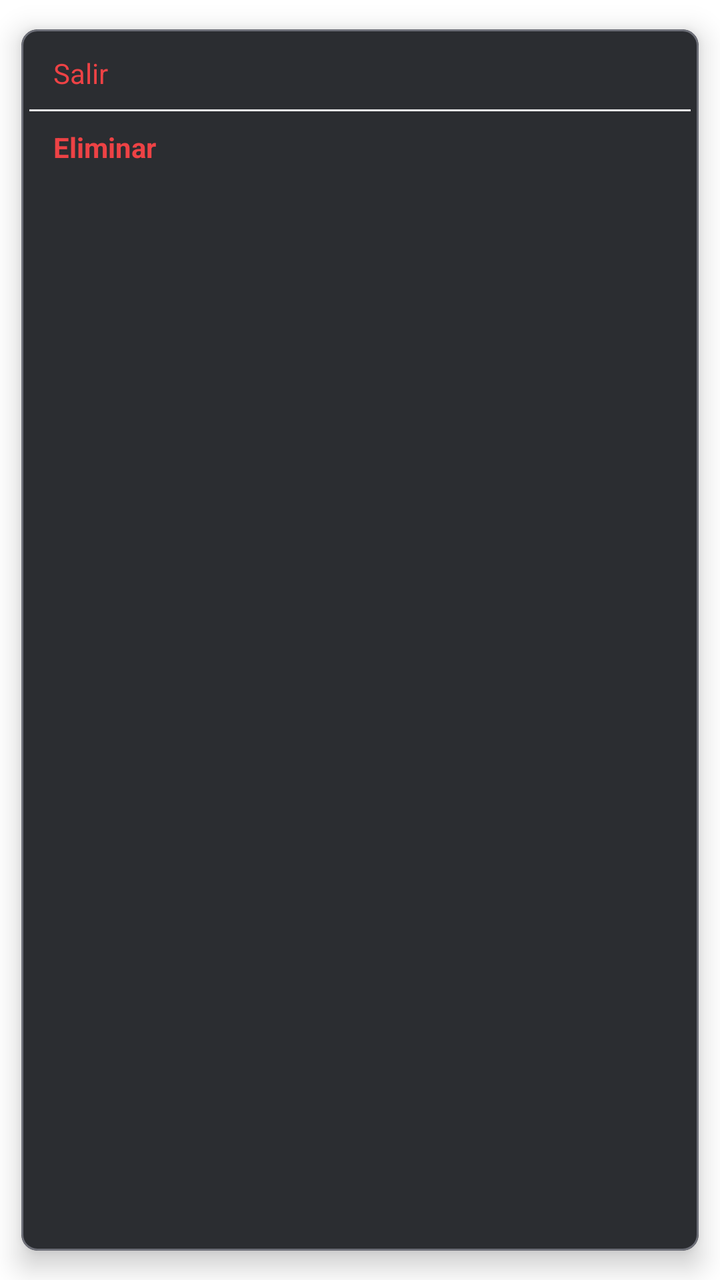
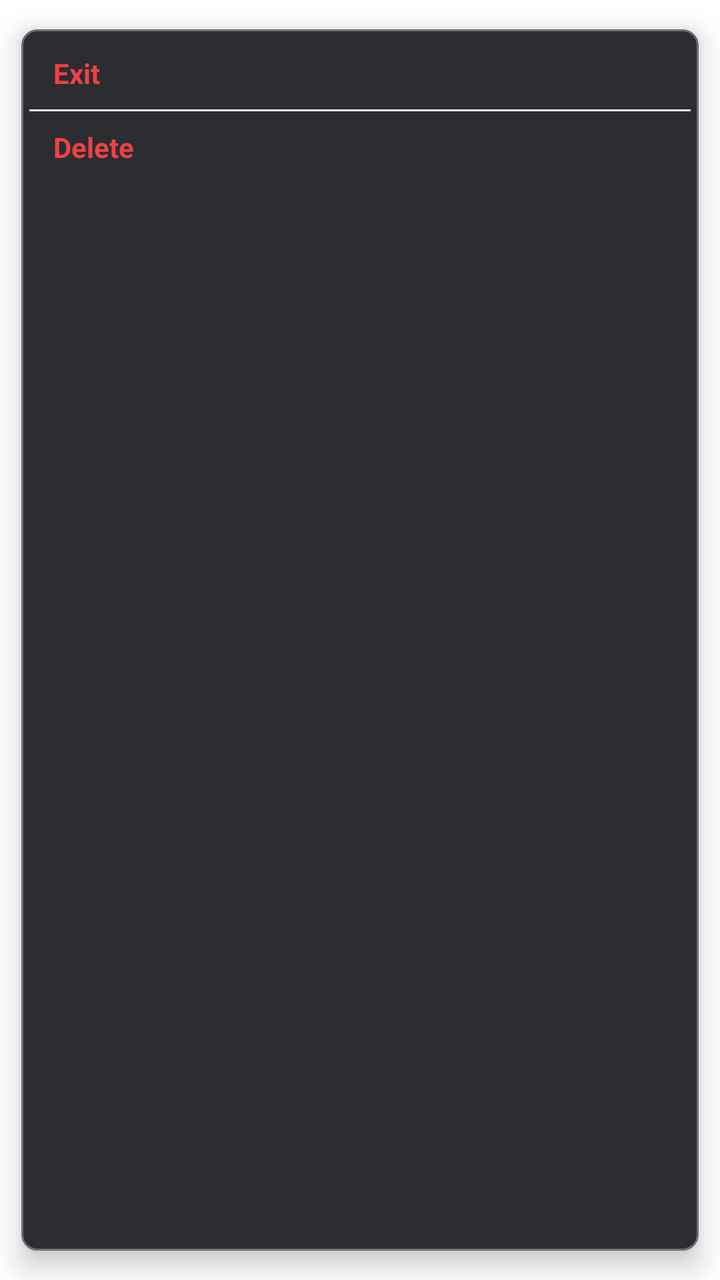

Compare the two renders of this Android layout. The source of the first and the diff that turns it into the second are given below.
<!-- AndroidManifest.xml: application theme Theme.Androidfrontendlinkoria -->
<!-- res/layout/layout_popup_server_setting.xml -->
<?xml version="1.0" encoding="utf-8"?>
<com.google.android.material.card.MaterialCardView xmlns:android="http://schemas.android.com/apk/res/android"
    xmlns:app="http://schemas.android.com/apk/res-auto"
    android:layout_width="120dp"
    android:layout_height="wrap_content"
    app:cardCornerRadius="8dp"
    app:cardElevation="8dp"
    app:strokeColor="@color/nav_item_color"
    app:strokeWidth="1dp"
    app:cardBackgroundColor="@color/bg_popup"
    app:cardUseCompatPadding="true">

    <androidx.constraintlayout.widget.ConstraintLayout
        android:layout_width="match_parent"
        android:layout_height="wrap_content"
        android:minWidth="120dp"
        android:padding="4dp">

        <TextView
            android:id="@+id/btn_leave_server"
            android:layout_width="0dp"
            android:layout_height="36dp"
            android:background="?attr/selectableItemBackground"
            android:clickable="true"
            android:focusable="true"
            android:gravity="center_vertical"
            android:paddingHorizontal="12dp"
            android:text="Salir"
            android:textColor="@color/btn_danger"
            android:textSize="14sp"
            app:layout_constraintEnd_toEndOf="parent"
            app:layout_constraintStart_toStartOf="parent"
            app:layout_constraintTop_toTopOf="parent" />

        <View
            android:id="@+id/divider"
            android:layout_width="0dp"
            android:layout_height="1dp"
            android:background="@color/ic_default"
            app:layout_constraintEnd_toEndOf="parent"
            app:layout_constraintStart_toStartOf="parent"
            app:layout_constraintTop_toBottomOf="@id/btn_leave_server" />

        <TextView
            android:id="@+id/btn_delete_server"
            android:layout_width="0dp"
            android:layout_height="36dp"
            android:background="?attr/selectableItemBackground"
            android:clickable="true"
            android:focusable="true"
            android:gravity="center_vertical"
            android:paddingHorizontal="12dp"
            android:text="Eliminar"
            android:textColor="@color/btn_danger"
            android:textSize="14sp"
            android:textStyle="bold"
            app:layout_constraintBottom_toBottomOf="parent"
            app:layout_constraintEnd_toEndOf="parent"
            app:layout_constraintStart_toStartOf="parent"
            app:layout_constraintTop_toBottomOf="@id/divider" />

    </androidx.constraintlayout.widget.ConstraintLayout>

</com.google.android.material.card.MaterialCardView>
<!-- resources referenced by this layout -->
<resources>
  <color name="bg_popup">#2B2D31</color>
  <color name="btn_danger">#ED4245</color>
  <color name="ic_default">#E6FFFFFF</color>
  <style name="Theme.Androidfrontendlinkoria" parent="Theme.MaterialComponents.DayNight.NoActionBar">
          
          <item name="colorPrimary">@color/primary_blue</item>
          <item name="colorPrimaryVariant">@color/purple_700</item>
          <item name="colorOnPrimary">@color/white</item>
          
          <item name="colorSecondary">@color/teal_200</item>
          <item name="colorSecondaryVariant">@color/teal_700</item>
          <item name="colorOnSecondary">@color/black</item>
          
          <item name="android:statusBarColor">?attr/colorPrimaryVariant</item>
          
      </style>
  <color name="primary_blue">#5865F2</color>
  <color name="purple_700">#3700B3</color>
  <color name="white">#FFFFFF</color>
  <color name="teal_200">#03DAC5</color>
  <color name="teal_700">#018786</color>
  <color name="black">#000000</color>
</resources>

<!-- the commit's change to res/layout/layout_popup_server_setting.xml (unified diff, before → after) -->
@@ -25,7 +25,8 @@
             android:focusable="true"
             android:gravity="center_vertical"
             android:paddingHorizontal="12dp"
-            android:text="Salir"
+            android:text="Exit"
+            android:textStyle="bold"
             android:textColor="@color/btn_danger"
             android:textSize="14sp"
             app:layout_constraintEnd_toEndOf="parent"
@@ -50,7 +51,7 @@
             android:focusable="true"
             android:gravity="center_vertical"
             android:paddingHorizontal="12dp"
-            android:text="Eliminar"
+            android:text="Delete"
             android:textColor="@color/btn_danger"
             android:textSize="14sp"
             android:textStyle="bold"
